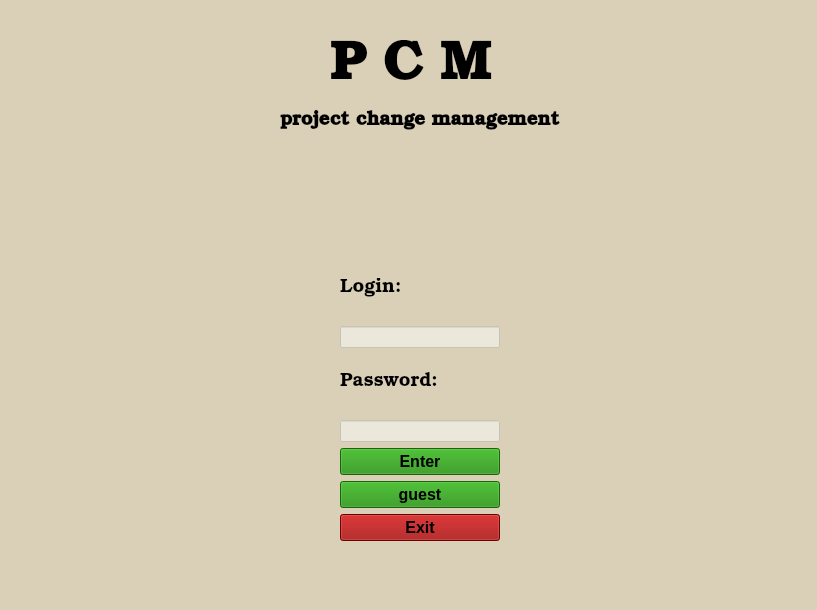
The window that air/avtoriz.ui (Evgen792/proga) describes before a commit, drawn with Qt 5.
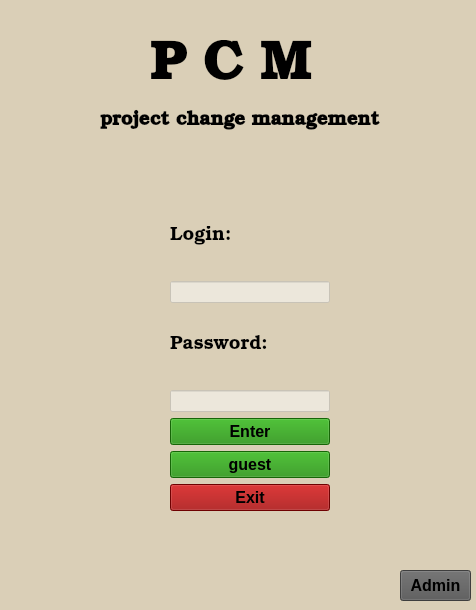
The same window after the commit.

What changed in the file:
```diff
--- a/air/avtoriz.ui
+++ b/air/avtoriz.ui
@@ -6,7 +6,7 @@
    <rect>
     <x>0</x>
     <y>0</y>
-    <width>817</width>
+    <width>476</width>
     <height>610</height>
    </rect>
   </property>
@@ -20,10 +20,10 @@
    <widget class="QWidget" name="gridWidget" native="true">
     <property name="geometry">
      <rect>
-      <x>340</x>
-      <y>260</y>
+      <x>170</x>
+      <y>200</y>
       <width>160</width>
-      <height>281</height>
+      <height>311</height>
      </rect>
     </property>
     <property name="styleSheet">
@@ -130,7 +130,7 @@
    <widget class="QLabel" name="label">
     <property name="geometry">
      <rect>
-      <x>330</x>
+      <x>150</x>
       <y>40</y>
       <width>181</width>
       <height>61</height>
@@ -155,7 +155,7 @@
    <widget class="QLabel" name="label_2">
     <property name="geometry">
      <rect>
-      <x>280</x>
+      <x>100</x>
       <y>100</y>
       <width>291</width>
       <height>41</height>
@@ -176,6 +176,29 @@
      <string>project change management</string>
     </property>
    </widget>
+   <widget class="QPushButton" name="pushButton_4">
+    <property name="geometry">
+     <rect>
+      <x>400</x>
+      <y>570</y>
+      <width>71</width>
+      <height>31</height>
+     </rect>
+    </property>
+    <property name="font">
+     <font>
+      <pointsize>12</pointsize>
+      <weight>75</weight>
+      <bold>true</bold>
+     </font>
+    </property>
+    <property name="styleSheet">
+     <string notr="true">background-color: rgb(87, 87, 87);</string>
+    </property>
+    <property name="text">
+     <string>Admin</string>
+    </property>
+   </widget>
   </widget>
  </widget>
  <resources/>
```
